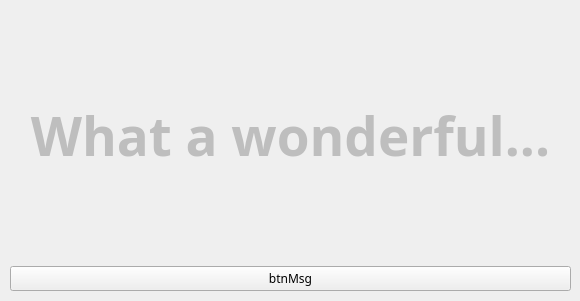
The window that day06/firstApp.ui (devuoon/java-bigdata-2024) describes before a commit, drawn with Qt 5.
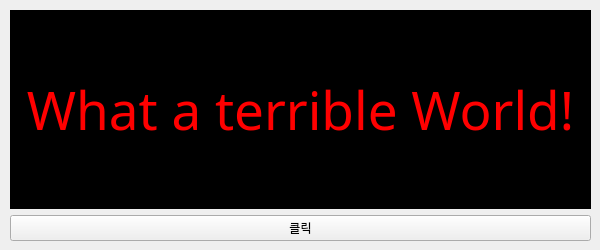
The same window after the commit.

The edit to the form file:
```diff
--- a/day06/firstApp.ui
+++ b/day06/firstApp.ui
@@ -6,14 +6,14 @@
    <rect>
     <x>0</x>
     <y>0</y>
-    <width>580</width>
-    <height>301</height>
+    <width>600</width>
+    <height>250</height>
    </rect>
   </property>
   <property name="maximumSize">
    <size>
     <width>600</width>
-    <height>600</height>
+    <height>250</height>
    </size>
   </property>
   <property name="font">
@@ -29,36 +29,25 @@
     <rect>
      <x>10</x>
      <y>10</y>
-     <width>561</width>
-     <height>281</height>
+     <width>581</width>
+     <height>231</height>
     </rect>
    </property>
    <layout class="QVBoxLayout" name="verticalLayout">
     <item>
      <widget class="QLabel" name="label">
-      <property name="enabled">
-       <bool>false</bool>
-      </property>
-      <property name="maximumSize">
-       <size>
-        <width>600</width>
-        <height>600</height>
-       </size>
-      </property>
       <property name="font">
        <font>
         <family>Bauhaus 93</family>
         <pointsize>40</pointsize>
-        <weight>75</weight>
-        <bold>true</bold>
        </font>
       </property>
       <property name="styleSheet">
-       <string notr="true">color : 'red';
-background-color: 'black';</string>
+       <string notr="true">color : red;
+background-color : black;</string>
       </property>
       <property name="text">
-       <string>What a wonderful...</string>
+       <string>What a terrible World!</string>
       </property>
       <property name="alignment">
        <set>Qt::AlignCenter</set>
@@ -68,7 +57,7 @@
     <item>
      <widget class="QPushButton" name="pushButton">
       <property name="text">
-       <string>btnMsg</string>
+       <string>클릭</string>
       </property>
      </widget>
     </item>
```
Left out of the diff: 2 changed lines with no effect on the pictures.
